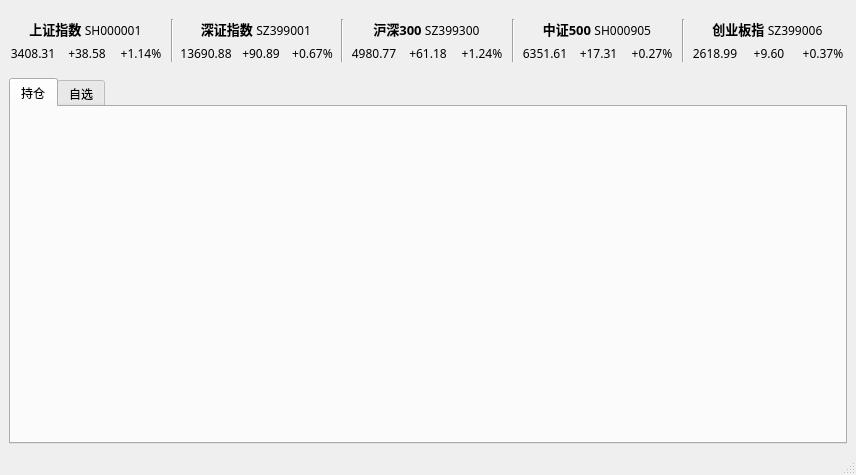
Before: the Qt Designer form ui/fundViewForm.ui in xuzhonglin/FundView, drawn with Qt 5.
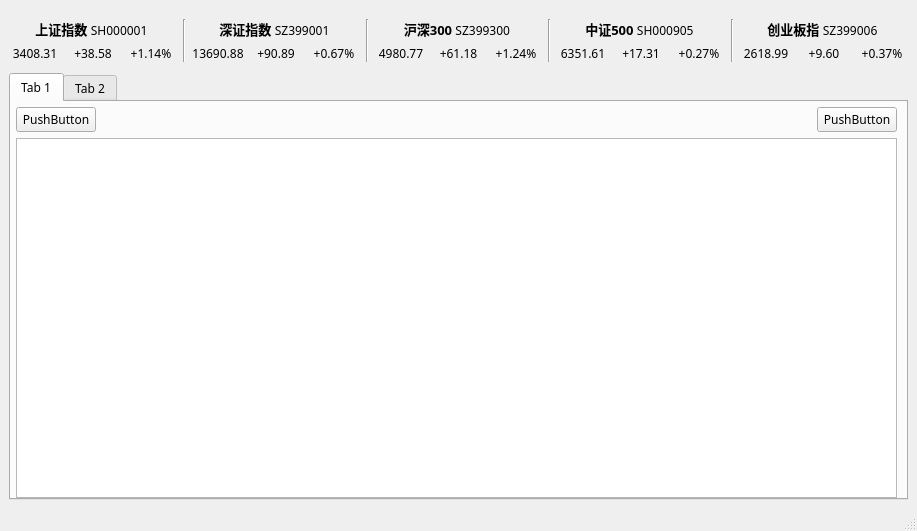
After: the same form once the commit is applied. The open tabs and pages were chosen to show the change. Icons and pictures are not drawn.

Diff of the .ui file:
```diff
--- a/ui/fundViewForm.ui
+++ b/ui/fundViewForm.ui
@@ -6,8 +6,8 @@
    <rect>
     <x>0</x>
     <y>0</y>
-    <width>856</width>
-    <height>475</height>
+    <width>917</width>
+    <height>531</height>
    </rect>
   </property>
   <property name="font">
@@ -39,7 +39,7 @@
        <number>0</number>
       </property>
       <property name="bottomMargin">
-       <number>10</number>
+       <number>5</number>
       </property>
       <item>
        <layout class="QVBoxLayout" name="verticalLayout">
@@ -322,20 +322,94 @@
      </layout>
     </item>
     <item row="1" column="0">
-     <layout class="QGridLayout" name="gridLayout">
-      <item row="0" column="0">
+     <layout class="QHBoxLayout" name="horizontalLayout_8">
+      <item>
        <widget class="QTabWidget" name="tabWidget">
         <property name="currentIndex">
          <number>1</number>
         </property>
         <widget class="QWidget" name="tab">
          <attribute name="title">
-          <string>持仓</string>
+          <string>Tab 1</string>
          </attribute>
+         <widget class="QWidget" name="verticalLayoutWidget">
+          <property name="geometry">
+           <rect>
+            <x>0</x>
+            <y>0</y>
+            <width>891</width>
+            <height>401</height>
+           </rect>
+          </property>
+          <layout class="QVBoxLayout" name="verticalLayout_3">
+           <property name="sizeConstraint">
+            <enum>QLayout::SetMinAndMaxSize</enum>
+           </property>
+           <property name="leftMargin">
+            <number>5</number>
+           </property>
+           <property name="topMargin">
+            <number>5</number>
+           </property>
+           <property name="rightMargin">
+            <number>5</number>
+           </property>
+           <property name="bottomMargin">
+            <number>5</number>
+           </property>
+           <item>
+            <layout class="QHBoxLayout" name="horizontalLayout_6">
+             <property name="leftMargin">
+              <number>0</number>
+             </property>
+             <property name="topMargin">
+              <number>0</number>
+             </property>
+             <property name="rightMargin">
+              <number>0</number>
+             </property>
+             <item>
+              <widget class="QPushButton" name="pushButton">
+               <property name="text">
+                <string>PushButton</string>
+               </property>
+              </widget>
+             </item>
+             <item>
+              <spacer name="horizontalSpacer">
+               <property name="orientation">
+                <enum>Qt::Horizontal</enum>
+               </property>
+               <property name="sizeHint" stdset="0">
+                <size>
+                 <width>40</width>
+                 <height>20</height>
+                </size>
+               </property>
+              </spacer>
+             </item>
+             <item>
+              <widget class="QPushButton" name="pushButton_2">
+               <property name="text">
+                <string>PushButton</string>
+               </property>
+              </widget>
+             </item>
+            </layout>
+           </item>
+           <item>
+            <layout class="QHBoxLayout" name="horizontalLayout_9">
+             <item>
+              <widget class="QListView" name="listView"/>
+             </item>
+            </layout>
+           </item>
+          </layout>
+         </widget>
         </widget>
         <widget class="QWidget" name="tab_2">
          <attribute name="title">
-          <string>自选</string>
+          <string>Tab 2</string>
          </attribute>
         </widget>
        </widget>
```
Left out of the diff: 6 changed lines with no effect on the pictures.
